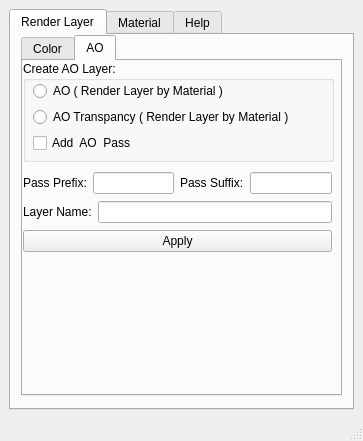
The window that Maya/Python/digital37/maya/lighting/MRRenderLayerPass.ui (Meglen56/digital37) describes before a commit, drawn with Qt 5.
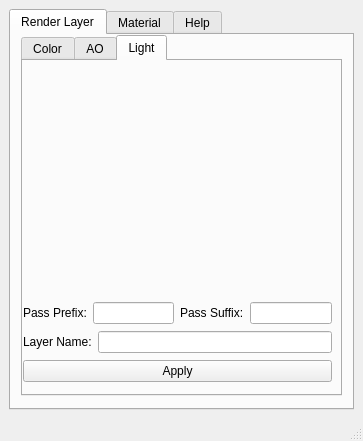
The same window after the commit. The open tabs and pages were chosen to show the change.

Commit message: finish for ao layer

```diff
--- a/Maya/Python/digital37/maya/lighting/MRRenderLayerPass.ui
+++ b/Maya/Python/digital37/maya/lighting/MRRenderLayerPass.ui
@@ -276,7 +276,7 @@
           <property name="checkable">
            <bool>false</bool>
           </property>
-          <widget class="QWidget" name="">
+          <widget class="QWidget" name="layoutWidget">
            <property name="geometry">
             <rect>
              <x>10</x>
@@ -291,6 +291,9 @@
               <property name="text">
                <string>AO ( Render Layer by Material )</string>
               </property>
+              <property name="checked">
+               <bool>true</bool>
+              </property>
              </widget>
             </item>
             <item>
@@ -303,10 +306,7 @@
             <item>
              <widget class="QCheckBox" name="checkBox_addAoPass">
               <property name="text">
-               <string>Add  AO  Pass</string>
-              </property>
-              <property name="checked">
-               <bool>false</bool>
+               <string>Add AO Pass</string>
               </property>
              </widget>
             </item>
@@ -314,6 +314,68 @@
           </widget>
          </widget>
         </widget>
+        <widget class="QWidget" name="tab">
+         <attribute name="title">
+          <string>Light</string>
+         </attribute>
+         <widget class="QWidget" name="layoutWidget_5">
+          <property name="geometry">
+           <rect>
+            <x>0</x>
+            <y>240</y>
+            <width>309</width>
+            <height>85</height>
+           </rect>
+          </property>
+          <layout class="QVBoxLayout" name="verticalLayout_12">
+           <item>
+            <layout class="QHBoxLayout" name="horizontalLayout_8">
+             <item>
+              <widget class="QLabel" name="label_color_passFrefix_3">
+               <property name="text">
+                <string>Pass Prefix:</string>
+               </property>
+              </widget>
+             </item>
+             <item>
+              <widget class="QLineEdit" name="lineEdit_ao_passPrefix_2"/>
+             </item>
+             <item>
+              <widget class="QLabel" name="label_color_passSuffix_3">
+               <property name="text">
+                <string>Pass Suffix:</string>
+               </property>
+              </widget>
+             </item>
+             <item>
+              <widget class="QLineEdit" name="lineEdit_ao_passSuffix_2"/>
+             </item>
+            </layout>
+           </item>
+           <item>
+            <layout class="QHBoxLayout" name="horizontalLayout_9">
+             <item>
+              <widget class="QLabel" name="label_layerName_3">
+               <property name="text">
+                <string>Layer Name:</string>
+               </property>
+              </widget>
+             </item>
+             <item>
+              <widget class="QLineEdit" name="lineEdit_ao_layerName_2"/>
+             </item>
+            </layout>
+           </item>
+           <item>
+            <widget class="QPushButton" name="pushButton_ao_apply_2">
+             <property name="text">
+              <string>Apply</string>
+             </property>
+            </widget>
+           </item>
+          </layout>
+         </widget>
+        </widget>
        </widget>
       </widget>
       <widget class="QWidget" name="Tab_material">
```
Left out of the diff: 9 changed lines with no effect on the pictures. The commit also changes 6 other files.
